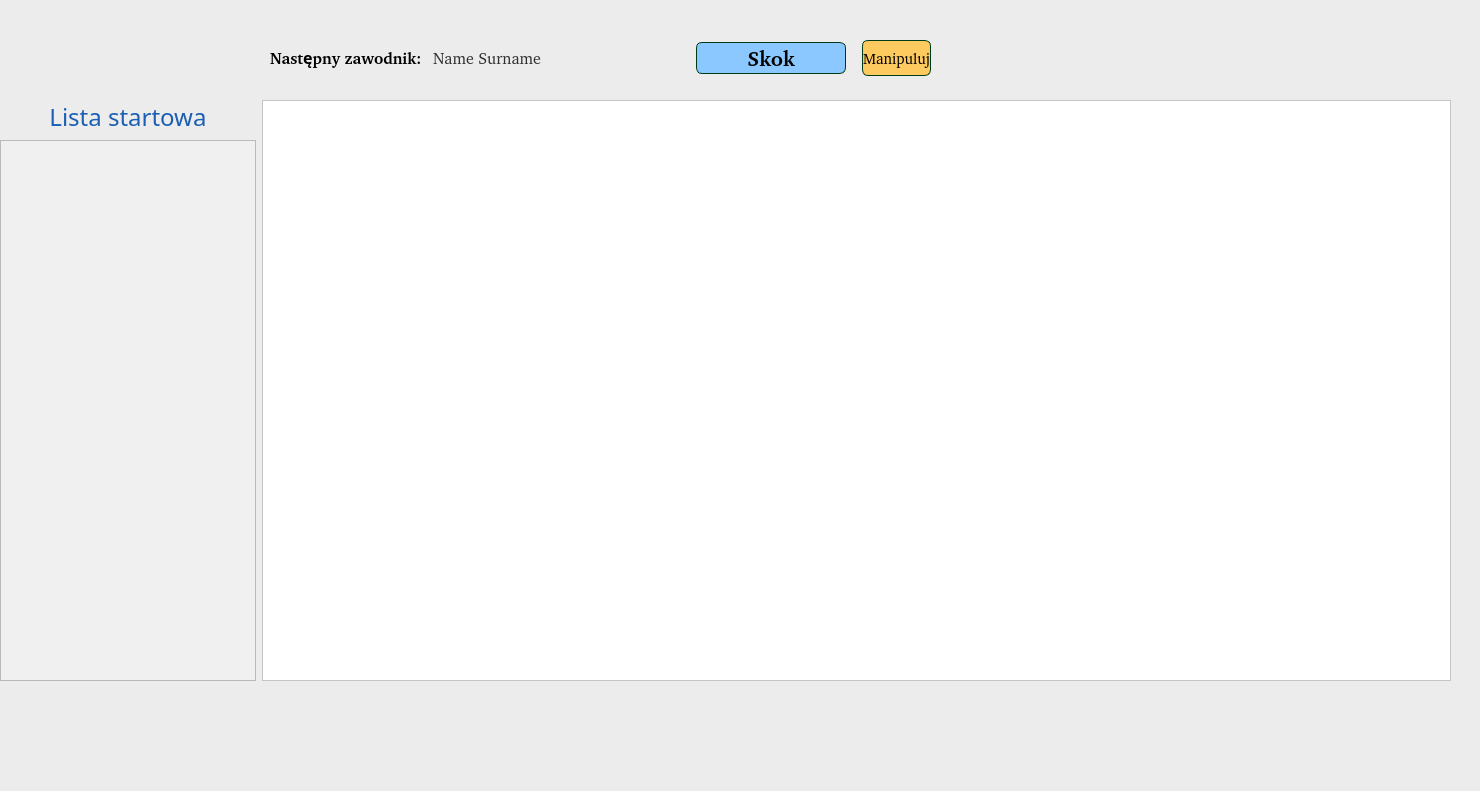
SiekamCebule/sj-sim, file source/UI/Competition/CompetitionManagerWindow.ui: the form before one commit.
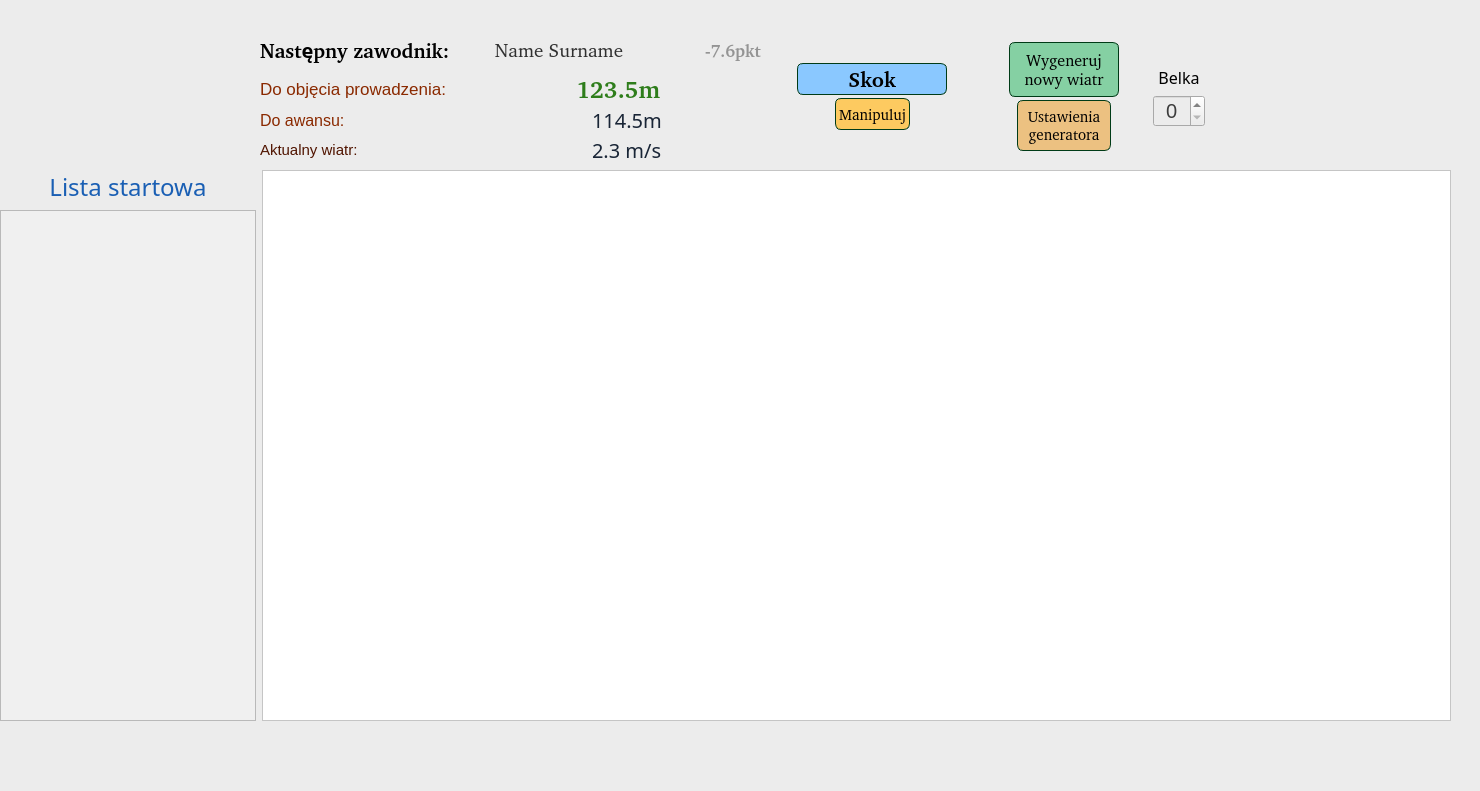
The form after the commit.

The edit to the form file:
```diff
--- a/source/UI/Competition/CompetitionManagerWindow.ui
+++ b/source/UI/Competition/CompetitionManagerWindow.ui
@@ -19,13 +19,87 @@
   <widget class="QWidget" name="layoutWidget">
    <property name="geometry">
     <rect>
-     <x>270</x>
-     <y>40</y>
-     <width>661</width>
-     <height>36</height>
+     <x>0</x>
+     <y>170</y>
+     <width>1451</width>
+     <height>551</height>
     </rect>
    </property>
-   <layout class="QHBoxLayout" name="horizontalLayout_4">
+   <layout class="QHBoxLayout" name="horizontalLayout_5">
+    <item>
+     <layout class="QVBoxLayout" name="verticalLayout_startList">
+      <item>
+       <widget class="QLabel" name="label_title">
+        <property name="font">
+         <font>
+          <family>Quicksand Medium</family>
+          <pointsize>18</pointsize>
+          <bold>false</bold>
+         </font>
+        </property>
+        <property name="styleSheet">
+         <string notr="true">QLabel{
+color: rgb(26, 95, 180);
+}</string>
+        </property>
+        <property name="text">
+         <string>Lista startowa</string>
+        </property>
+        <property name="alignment">
+         <set>Qt::AlignCenter</set>
+        </property>
+       </widget>
+      </item>
+      <item>
+       <widget class="QListView" name="listView_startList">
+        <property name="sizePolicy">
+         <sizepolicy hsizetype="Maximum" vsizetype="Expanding">
+          <horstretch>0</horstretch>
+          <verstretch>0</verstretch>
+         </sizepolicy>
+        </property>
+        <property name="styleSheet">
+         <string notr="true">QListView{
+	background-color: rgb(240, 240, 240);
+}</string>
+        </property>
+       </widget>
+      </item>
+     </layout>
+    </item>
+    <item>
+     <widget class="QTableView" name="tableView_results">
+      <property name="styleSheet">
+       <string notr="true">QTableView{
+	background-color: white;
+}</string>
+      </property>
+     </widget>
+    </item>
+    <item>
+     <layout class="QVBoxLayout" name="verticalLayout_jumperResult">
+      <property name="sizeConstraint">
+       <enum>QLayout::SetDefaultConstraint</enum>
+      </property>
+     </layout>
+    </item>
+   </layout>
+  </widget>
+  <widget class="QWidget" name="layoutWidget">
+   <property name="geometry">
+    <rect>
+     <x>260</x>
+     <y>30</y>
+     <width>945</width>
+     <height>134</height>
+    </rect>
+   </property>
+   <layout class="QHBoxLayout" name="horizontalLayout_3">
+    <item>
+     <layout class="QVBoxLayout" name="verticalLayout_nextJumperAndLines">
+      <property name="spacing">
+       <number>3</number>
+      </property>
     <item>
      <layout class="QHBoxLayout" name="horizontalLayout_2">
       <item>
@@ -36,10 +110,22 @@
           <verstretch>0</verstretch>
          </sizepolicy>
         </property>
+          <property name="minimumSize">
+           <size>
+            <width>0</width>
+            <height>0</height>
+           </size>
+          </property>
+          <property name="maximumSize">
+           <size>
+            <width>16777215</width>
+            <height>16777215</height>
+           </size>
+          </property>
         <property name="font">
          <font>
           <family>Quicksand [PfEd]</family>
-          <pointsize>12</pointsize>
+            <pointsize>15</pointsize>
           <bold>true</bold>
          </font>
         </property>
@@ -56,15 +142,27 @@
         <item>
          <widget class="QLabel" name="label_nameAndSurname">
           <property name="sizePolicy">
-           <sizepolicy hsizetype="Expanding" vsizetype="Expanding">
+             <sizepolicy hsizetype="Fixed" vsizetype="Maximum">
             <horstretch>0</horstretch>
             <verstretch>0</verstretch>
            </sizepolicy>
           </property>
+            <property name="minimumSize">
+             <size>
+              <width>200</width>
+              <height>0</height>
+             </size>
+            </property>
+            <property name="maximumSize">
+             <size>
+              <width>200</width>
+              <height>16777215</height>
+             </size>
+            </property>
           <property name="font">
            <font>
             <family>Quicksand [PfEd]</family>
-            <pointsize>12</pointsize>
+              <pointsize>14</pointsize>
            </font>
           </property>
           <property name="styleSheet">
@@ -97,6 +195,228 @@
           </property>
          </widget>
         </item>
+          <item>
+           <widget class="QLabel" name="label_pointsBehindLeader">
+            <property name="font">
+             <font>
+              <family>Quicksand [PfEd]</family>
+              <pointsize>13</pointsize>
+              <bold>true</bold>
+             </font>
+            </property>
+            <property name="styleSheet">
+             <string notr="true">color: rgb(148, 148, 148);</string>
+            </property>
+            <property name="text">
+             <string>-7.6pkt</string>
+            </property>
+           </widget>
+          </item>
+         </layout>
+        </item>
+       </layout>
+      </item>
+      <item>
+       <layout class="QVBoxLayout" name="verticalLayout_2">
+        <property name="spacing">
+         <number>2</number>
+        </property>
+        <item>
+         <layout class="QHBoxLayout" name="horizontalLayout_6">
+          <item>
+           <widget class="QLabel" name="label">
+            <property name="font">
+             <font>
+              <family>Ubuntu</family>
+              <pointsize>13</pointsize>
+             </font>
+            </property>
+            <property name="styleSheet">
+             <string notr="true">color: rgb(138, 41, 0);</string>
+            </property>
+            <property name="text">
+             <string>Do objęcia prowadzenia: </string>
+            </property>
+           </widget>
+          </item>
+          <item>
+           <spacer name="horizontalSpacer_4">
+            <property name="orientation">
+             <enum>Qt::Horizontal</enum>
+            </property>
+            <property name="sizeHint" stdset="0">
+             <size>
+              <width>40</width>
+              <height>20</height>
+             </size>
+            </property>
+           </spacer>
+          </item>
+          <item>
+           <widget class="QLabel" name="label_toBeatDistance">
+            <property name="font">
+             <font>
+              <family>Quicksand Light [PfEd]</family>
+              <pointsize>18</pointsize>
+              <bold>true</bold>
+             </font>
+            </property>
+            <property name="styleSheet">
+             <string notr="true">color: rgb(46, 125, 27);</string>
+            </property>
+            <property name="text">
+             <string>123.5m</string>
+            </property>
+           </widget>
+          </item>
+          <item>
+           <spacer name="horizontalSpacer">
+            <property name="orientation">
+             <enum>Qt::Horizontal</enum>
+            </property>
+            <property name="sizeType">
+             <enum>QSizePolicy::Maximum</enum>
+            </property>
+            <property name="sizeHint" stdset="0">
+             <size>
+              <width>100</width>
+              <height>20</height>
+             </size>
+            </property>
+           </spacer>
+          </item>
+         </layout>
+        </item>
+        <item>
+         <layout class="QHBoxLayout" name="horizontalLayout_7">
+          <item>
+           <widget class="QLabel" name="label_3">
+            <property name="font">
+             <font>
+              <family>Ubuntu</family>
+              <pointsize>12</pointsize>
+             </font>
+            </property>
+            <property name="styleSheet">
+             <string notr="true">color: rgb(138, 41, 0);</string>
+            </property>
+            <property name="text">
+             <string>Do awansu:</string>
+            </property>
+           </widget>
+          </item>
+          <item>
+           <spacer name="horizontalSpacer_3">
+            <property name="orientation">
+             <enum>Qt::Horizontal</enum>
+            </property>
+            <property name="sizeHint" stdset="0">
+             <size>
+              <width>40</width>
+              <height>20</height>
+             </size>
+            </property>
+           </spacer>
+          </item>
+          <item>
+           <widget class="QLabel" name="label_toAdvancementDistance">
+            <property name="font">
+             <font>
+              <family>Quicksand Medium</family>
+              <pointsize>15</pointsize>
+             </font>
+            </property>
+            <property name="styleSheet">
+             <string notr="true">color: rgb(25, 37, 54);</string>
+            </property>
+            <property name="text">
+             <string>114.5m</string>
+            </property>
+           </widget>
+          </item>
+          <item>
+           <spacer name="horizontalSpacer_5">
+            <property name="orientation">
+             <enum>Qt::Horizontal</enum>
+            </property>
+            <property name="sizeType">
+             <enum>QSizePolicy::Maximum</enum>
+            </property>
+            <property name="sizeHint" stdset="0">
+             <size>
+              <width>100</width>
+              <height>20</height>
+             </size>
+            </property>
+           </spacer>
+          </item>
+         </layout>
+        </item>
+        <item>
+         <layout class="QHBoxLayout" name="horizontalLayout_11">
+          <item>
+           <widget class="QLabel" name="label_7">
+            <property name="font">
+             <font>
+              <family>Ubuntu</family>
+              <pointsize>11</pointsize>
+             </font>
+            </property>
+            <property name="styleSheet">
+             <string notr="true">color: rgb(80, 20, 0);</string>
+            </property>
+            <property name="text">
+             <string>Aktualny wiatr:</string>
+            </property>
+           </widget>
+          </item>
+          <item>
+           <spacer name="horizontalSpacer_12">
+            <property name="orientation">
+             <enum>Qt::Horizontal</enum>
+            </property>
+            <property name="sizeHint" stdset="0">
+             <size>
+              <width>40</width>
+              <height>20</height>
+             </size>
+            </property>
+           </spacer>
+          </item>
+          <item>
+           <widget class="QLabel" name="label_actualAvgWind">
+            <property name="font">
+             <font>
+              <family>Quicksand Medium</family>
+              <pointsize>15</pointsize>
+             </font>
+            </property>
+            <property name="styleSheet">
+             <string notr="true">color: rgb(25, 37, 54);</string>
+            </property>
+            <property name="text">
+             <string>2.3 m/s</string>
+            </property>
+           </widget>
+          </item>
+          <item>
+           <spacer name="horizontalSpacer_13">
+            <property name="orientation">
+             <enum>Qt::Horizontal</enum>
+            </property>
+            <property name="sizeType">
+             <enum>QSizePolicy::Maximum</enum>
+            </property>
+            <property name="sizeHint" stdset="0">
+             <size>
+              <width>100</width>
+              <height>20</height>
+             </size>
+            </property>
+           </spacer>
+          </item>
+         </layout>
+        </item>
        </layout>
       </item>
      </layout>
@@ -106,6 +426,47 @@
       <property name="orientation">
        <enum>Qt::Horizontal</enum>
       </property>
+      <property name="sizeType">
+       <enum>QSizePolicy::Maximum</enum>
+      </property>
+      <property name="sizeHint" stdset="0">
+       <size>
+        <width>50</width>
+        <height>20</height>
+       </size>
+      </property>
+     </spacer>
+    </item>
+    <item>
+     <layout class="QHBoxLayout" name="horizontalLayout_jumpActionsButtons">
+      <property name="sizeConstraint">
+       <enum>QLayout::SetMinimumSize</enum>
+      </property>
+      <item>
+       <layout class="QVBoxLayout" name="verticalLayout_3">
+        <property name="spacing">
+         <number>3</number>
+        </property>
+        <item>
+         <spacer name="verticalSpacer_3">
+          <property name="orientation">
+           <enum>Qt::Vertical</enum>
+          </property>
+          <property name="sizeHint" stdset="0">
+           <size>
+            <width>20</width>
+            <height>40</height>
+           </size>
+          </property>
+         </spacer>
+        </item>
+        <item>
+         <layout class="QHBoxLayout" name="horizontalLayout_9">
+          <item>
+           <spacer name="horizontalSpacer_10">
+            <property name="orientation">
+             <enum>Qt::Horizontal</enum>
+            </property>
       <property name="sizeHint" stdset="0">
        <size>
         <width>40</width>
@@ -114,8 +475,6 @@
       </property>
      </spacer>
     </item>
-    <item>
-     <layout class="QHBoxLayout" name="horizontalLayout_3">
       <item>
        <widget class="QPushButton" name="pushButton_jump">
         <property name="sizePolicy">
@@ -146,6 +505,9 @@
         <property name="focusPolicy">
          <enum>Qt::StrongFocus</enum>
         </property>
+            <property name="layoutDirection">
+             <enum>Qt::LeftToRight</enum>
+            </property>
         <property name="styleSheet">
          <string notr="true">QPushButton{
 border: 1px solid rgb(0, 59, 23);
@@ -163,16 +525,30 @@
        </widget>
       </item>
       <item>
-       <spacer name="horizontalSpacer">
+           <spacer name="horizontalSpacer_11">
         <property name="orientation">
          <enum>Qt::Horizontal</enum>
         </property>
-        <property name="sizeType">
-         <enum>QSizePolicy::Maximum</enum>
-        </property>
+            <property name="sizeHint" stdset="0">
+             <size>
+              <width>40</width>
+              <height>20</height>
+             </size>
+            </property>
+           </spacer>
+          </item>
+         </layout>
+        </item>
+        <item>
+         <layout class="QHBoxLayout" name="horizontalLayout_4">
+          <item>
+           <spacer name="horizontalSpacer_6">
+            <property name="orientation">
+             <enum>Qt::Horizontal</enum>
+            </property>
         <property name="sizeHint" stdset="0">
          <size>
-          <width>10</width>
+              <width>40</width>
           <height>20</height>
          </size>
         </property>
@@ -188,8 +564,14 @@
         </property>
         <property name="minimumSize">
          <size>
-          <width>0</width>
-          <height>0</height>
+              <width>75</width>
+              <height>32</height>
+             </size>
+            </property>
+            <property name="maximumSize">
+             <size>
+              <width>75</width>
+              <height>32</height>
          </size>
         </property>
         <property name="font">
@@ -218,75 +600,297 @@
         </property>
        </widget>
       </item>
-     </layout>
-    </item>
-   </layout>
-  </widget>
-  <widget class="QWidget" name="layoutWidget">
-   <property name="geometry">
-    <rect>
-     <x>0</x>
-     <y>100</y>
-     <width>1451</width>
-     <height>581</height>
-    </rect>
-   </property>
-   <layout class="QHBoxLayout" name="horizontalLayout_5">
+          <item>
+           <spacer name="horizontalSpacer_7">
+            <property name="orientation">
+             <enum>Qt::Horizontal</enum>
+            </property>
+            <property name="sizeHint" stdset="0">
+             <size>
+              <width>40</width>
+              <height>20</height>
+             </size>
+            </property>
+           </spacer>
+          </item>
+         </layout>
+        </item>
+        <item>
+         <spacer name="verticalSpacer_4">
+          <property name="orientation">
+           <enum>Qt::Vertical</enum>
+          </property>
+          <property name="sizeHint" stdset="0">
+           <size>
+            <width>20</width>
+            <height>40</height>
+           </size>
+          </property>
+         </spacer>
+        </item>
+       </layout>
+      </item>
+      <item>
+       <layout class="QVBoxLayout" name="verticalLayout_4">
+        <property name="spacing">
+         <number>3</number>
+        </property>
     <item>
-     <layout class="QVBoxLayout" name="verticalLayout_startList">
-      <item>
-       <widget class="QLabel" name="label_title">
-        <property name="font">
-         <font>
-          <family>Quicksand Medium</family>
-          <pointsize>18</pointsize>
-          <bold>false</bold>
-         </font>
-        </property>
-        <property name="styleSheet">
-         <string notr="true">QLabel{
-color: rgb(26, 95, 180);
-}</string>
-        </property>
-        <property name="text">
-         <string>Lista startowa</string>
-        </property>
-        <property name="alignment">
-         <set>Qt::AlignCenter</set>
-        </property>
-       </widget>
+         <spacer name="verticalSpacer_6">
+          <property name="orientation">
+           <enum>Qt::Vertical</enum>
+          </property>
+          <property name="sizeHint" stdset="0">
+           <size>
+            <width>20</width>
+            <height>40</height>
+           </size>
+          </property>
+         </spacer>
+        </item>
+        <item>
+         <layout class="QHBoxLayout" name="horizontalLayout_10">
+          <item>
+           <spacer name="horizontalSpacer_15">
+            <property name="orientation">
+             <enum>Qt::Horizontal</enum>
+            </property>
+            <property name="sizeHint" stdset="0">
+             <size>
+              <width>40</width>
+              <height>20</height>
+             </size>
+            </property>
+           </spacer>
       </item>
       <item>
-       <widget class="QListView" name="listView_startList">
+           <widget class="QPushButton" name="pushButton_generateNewWinds">
         <property name="sizePolicy">
          <sizepolicy hsizetype="Maximum" vsizetype="Expanding">
           <horstretch>0</horstretch>
           <verstretch>0</verstretch>
          </sizepolicy>
         </property>
+            <property name="minimumSize">
+             <size>
+              <width>110</width>
+              <height>55</height>
+             </size>
+            </property>
+            <property name="maximumSize">
+             <size>
+              <width>110</width>
+              <height>55</height>
+             </size>
+            </property>
+            <property name="font">
+             <font>
+              <family>Quicksand [PfEd]</family>
+              <pointsize>12</pointsize>
+              <bold>false</bold>
+             </font>
+            </property>
+            <property name="focusPolicy">
+             <enum>Qt::StrongFocus</enum>
+            </property>
         <property name="styleSheet">
-         <string notr="true">QListView{
-	background-color: rgb(240, 240, 240);
+             <string notr="true">QPushButton{
+border: 1px solid rgb(0, 59, 23);
+border-radius: 6px;
+color: rgb(0, 0, 0);
+background-color: rgb(133, 208, 163);
+}
+QPushButton:hover{
+background-color: rgb(153, 228, 183);
 }</string>
         </property>
-       </widget>
-      </item>
+            <property name="text">
+             <string>Wygeneruj
+nowy wiatr</string>
+            </property>
+           </widget>
+          </item>
+          <item>
+           <spacer name="horizontalSpacer_14">
+            <property name="orientation">
+             <enum>Qt::Horizontal</enum>
+            </property>
+            <property name="sizeHint" stdset="0">
+             <size>
+              <width>40</width>
+              <height>20</height>
+             </size>
+            </property>
+           </spacer>
+          </item>
      </layout>
     </item>
     <item>
-     <widget class="QTableView" name="tableView_results">
+         <layout class="QHBoxLayout" name="horizontalLayout_8">
+          <item>
+           <spacer name="horizontalSpacer_8">
+            <property name="orientation">
+             <enum>Qt::Horizontal</enum>
+            </property>
+            <property name="sizeHint" stdset="0">
+             <size>
+              <width>40</width>
+              <height>20</height>
+             </size>
+            </property>
+           </spacer>
+          </item>
+          <item>
+           <widget class="QPushButton" name="pushButton_windsGeneratorSettings">
+            <property name="sizePolicy">
+             <sizepolicy hsizetype="Expanding" vsizetype="Expanding">
+              <horstretch>0</horstretch>
+              <verstretch>0</verstretch>
+             </sizepolicy>
+            </property>
+            <property name="minimumSize">
+             <size>
+              <width>94</width>
+              <height>51</height>
+             </size>
+            </property>
+            <property name="maximumSize">
+             <size>
+              <width>94</width>
+              <height>51</height>
+             </size>
+            </property>
+            <property name="font">
+             <font>
+              <family>Quicksand [PfEd]</family>
+              <pointsize>11</pointsize>
+              <bold>false</bold>
+             </font>
+            </property>
+            <property name="focusPolicy">
+             <enum>Qt::StrongFocus</enum>
+            </property>
       <property name="styleSheet">
-       <string notr="true">QTableView{
-	background-color: white;
+             <string notr="true">QPushButton{
+border: 1px solid rgb(0, 59, 23);
+border-radius: 6px;
+color: rgb(0, 0, 0);
+background-color: rgb(236, 193, 129);
+}
+QPushButton:hover{
+background-color: rgb(255, 213, 149);
 }</string>
       </property>
+            <property name="text">
+             <string>Ustawienia
+generatora</string>
+            </property>
      </widget>
     </item>
     <item>
-     <layout class="QVBoxLayout" name="verticalLayout_jumperResult">
-      <property name="sizeConstraint">
-       <enum>QLayout::SetDefaultConstraint</enum>
-      </property>
+           <spacer name="horizontalSpacer_9">
+            <property name="orientation">
+             <enum>Qt::Horizontal</enum>
+            </property>
+            <property name="sizeHint" stdset="0">
+             <size>
+              <width>40</width>
+              <height>20</height>
+             </size>
+            </property>
+           </spacer>
+          </item>
+         </layout>
+        </item>
+        <item>
+         <spacer name="verticalSpacer_5">
+          <property name="orientation">
+           <enum>Qt::Vertical</enum>
+          </property>
+          <property name="sizeHint" stdset="0">
+           <size>
+            <width>20</width>
+            <height>40</height>
+           </size>
+          </property>
+         </spacer>
+        </item>
+       </layout>
+      </item>
+      <item>
+       <layout class="QVBoxLayout" name="verticalLayout">
+        <item>
+         <spacer name="verticalSpacer">
+          <property name="orientation">
+           <enum>Qt::Vertical</enum>
+          </property>
+          <property name="sizeHint" stdset="0">
+           <size>
+            <width>20</width>
+            <height>40</height>
+           </size>
+          </property>
+         </spacer>
+        </item>
+        <item>
+         <widget class="QLabel" name="label_2">
+          <property name="sizePolicy">
+           <sizepolicy hsizetype="Expanding" vsizetype="Maximum">
+            <horstretch>0</horstretch>
+            <verstretch>0</verstretch>
+           </sizepolicy>
+          </property>
+          <property name="font">
+           <font>
+            <family>Quicksand Medium</family>
+            <pointsize>12</pointsize>
+            <bold>false</bold>
+           </font>
+          </property>
+          <property name="styleSheet">
+           <string notr="true">color: black;</string>
+          </property>
+          <property name="text">
+           <string>Belka</string>
+          </property>
+          <property name="alignment">
+           <set>Qt::AlignCenter</set>
+          </property>
+          <property name="wordWrap">
+           <bool>true</bool>
+          </property>
+         </widget>
+        </item>
+        <item>
+         <widget class="QSpinBox" name="spinBox_actualGate">
+          <property name="font">
+           <font>
+            <pointsize>15</pointsize>
+           </font>
+          </property>
+          <property name="styleSheet">
+           <string notr="true">color: rgb(60, 60, 60);</string>
+          </property>
+          <property name="alignment">
+           <set>Qt::AlignCenter</set>
+          </property>
+         </widget>
+        </item>
+        <item>
+         <spacer name="verticalSpacer_2">
+          <property name="orientation">
+           <enum>Qt::Vertical</enum>
+          </property>
+          <property name="sizeHint" stdset="0">
+           <size>
+            <width>20</width>
+            <height>40</height>
+           </size>
+          </property>
+         </spacer>
+        </item>
+       </layout>
+      </item>
      </layout>
     </item>
    </layout>
```
Lines whose indentation alone changed are shown as unchanged.
